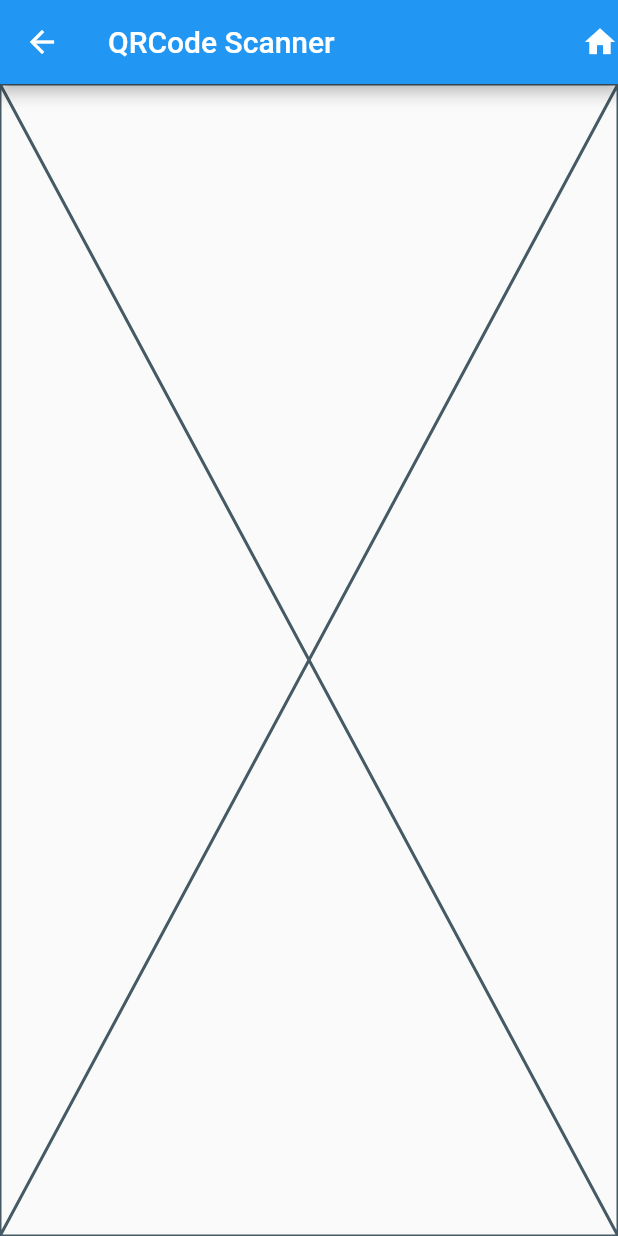
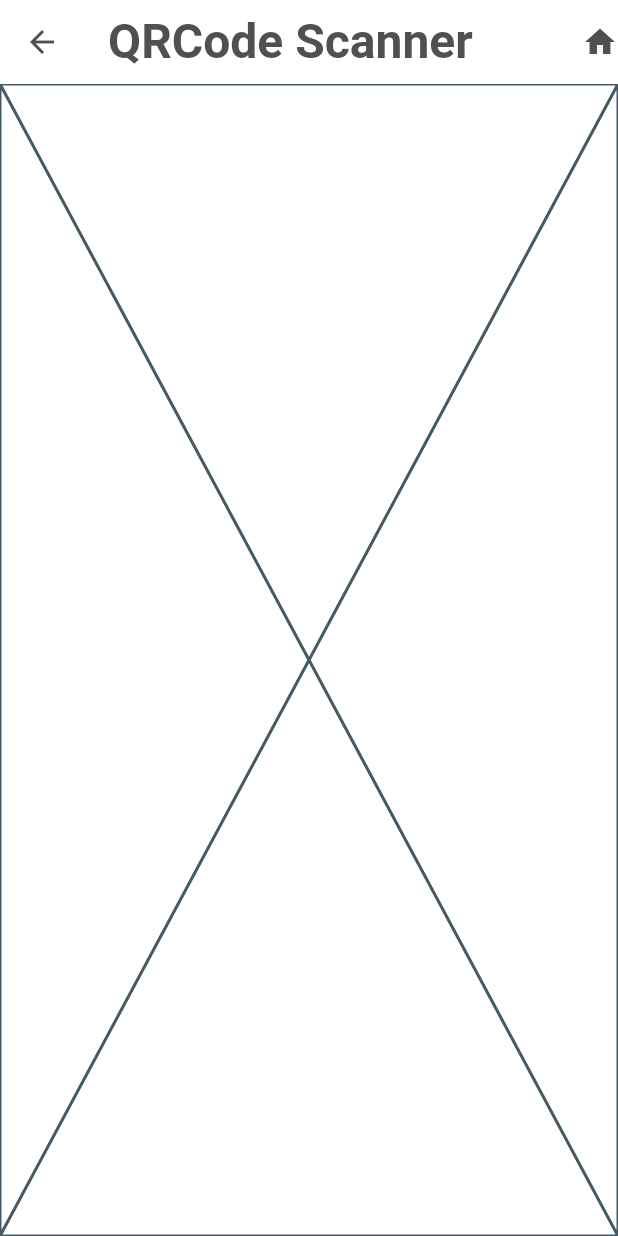
Before and after one commit to tun43p/qrcode-scanner, a Flutter app: the screen it shows after launch, after a tap on the "settings" icon, on a phone screen of 412 x 824 dp. Run offline on Flutter 3.47's test engine with Material 2 defaults, Android fonts, the phone set to English and light mode, and no system bars; our stand-ins replace get_it, shared_preferences; generated files the repository leaves out were written again.

Commit message:
feat: add a splashscreen and create simple theme

```diff
--- /dev/null
+++ b/flutter_native_splash.yaml
@@ -0,0 +1,6 @@
+flutter_native_splash:
+  color: "#f5f5f5"
+  branding: assets/images/logo.png
+  android_12:
+    color: "#f5f5f5"
+    branding: assets/images/logo.png
--- /dev/null
+++ b/lib/config/screens/config_screen.dart
@@ -0,0 +1,12 @@
+import 'package:flutter/material.dart';
+import 'package:qrcode_scanner/core/layouts/screen_layout.dart';
+
+class ConfigScreen extends StatelessWidget {
+  const ConfigScreen({super.key});
+
+  static const String route = '/config';
+
+  @override
+  Widget build(BuildContext context) =>
+      const ScreenLayout(child: Placeholder());
+}
--- a/lib/preferences/services/preferences_services.dart
+++ b/lib/config/services/config_services.dart
@@ -3,30 +3,35 @@ import 'dart:async';
 import 'package:get_it/get_it.dart';
 import 'package:shared_preferences/shared_preferences.dart';
 
-const String _kUrlsKey = 'urls_prefs';
-
-Future<void> registerPreferencesService() async {
-  GetIt.I.registerSingleton<PreferencesService>(PreferencesService());
-  await GetIt.I.get<PreferencesService>().init();
+Future<void> registerConfigService() async {
+  GetIt.I.registerSingleton<ConfigService>(ConfigService());
+  await GetIt.I.get<ConfigService>().init();
 }
 
 // TODO(tun43p): Document methods
-class PreferencesService {
+class ConfigService {
   late final SharedPreferences _instance;
+  static const String _urlsKey = 'urls';
+  static const String _launchKey = 'launch';
 
   Future<void> init() async {
     _instance = await SharedPreferences.getInstance();
   }
 
-  List<String> get urls => _instance.getStringList(_kUrlsKey) ?? <String>[];
+  bool get isFirstLaunch => _instance.getBool(_launchKey) ?? true;
+
+  Future<bool> setIsFirstLaunch({required bool value}) async =>
+      _instance.setBool(_launchKey, value);
+
+  List<String> get urls => _instance.getStringList(_urlsKey) ?? <String>[];
 
   Future<bool> setUrls(List<String> value) async => _instance.setStringList(
-        _kUrlsKey,
+        _urlsKey,
         value,
       );
 
   Future<bool> addSingleUrl(String value) async =>
-      _instance.setStringList(_kUrlsKey, <String>[
+      _instance.setStringList(_urlsKey, <String>[
         ...urls,
         value,
       ]);
@@ -35,6 +40,6 @@ class PreferencesService {
     final List<String> filteredUrls = urls
       ..removeWhere((String url) => url == value);
 
-    return _instance.setStringList(_kUrlsKey, filteredUrls);
+    return _instance.setStringList(_urlsKey, filteredUrls);
   }
 }
--- a/lib/layouts/screen_layout.dart
+++ b/lib/core/layouts/screen_layout.dart
@@ -1,6 +1,6 @@
 import 'package:flutter/material.dart';
-import 'package:qrcode_scanner/counter/screens/counter_screen.dart';
-import 'package:qrcode_scanner/preferences/screens/preferences_screen.dart';
+import 'package:qrcode_scanner/config/screens/config_screen.dart';
+import 'package:qrcode_scanner/home/screens/home_screen.dart';
 
 class ScreenLayout extends StatelessWidget {
   const ScreenLayout({required this.child, super.key});
@@ -14,17 +14,17 @@ class ScreenLayout extends StatelessWidget {
           actions: <Widget>[
             GestureDetector(
               child: Icon(
-                ModalRoute.of(context)?.settings.name == CounterScreen.route
-                    ? Icons.settings
-                    : Icons.home,
+                ModalRoute.of(context)?.settings.name == ConfigScreen.route
+                    ? Icons.home
+                    : Icons.settings,
               ),
               onTap: () async {
                 switch (ModalRoute.of(context)?.settings.name) {
-                  case CounterScreen.route:
-                    await Navigator.pushNamed(context, PreferencesScreen.route);
+                  case ConfigScreen.route:
+                    await Navigator.pushNamed(context, HomeScreen.route);
                     break;
-                  case PreferencesScreen.route:
-                    await Navigator.pushNamed(context, CounterScreen.route);
+                  case HomeScreen.route:
+                    await Navigator.pushNamed(context, ConfigScreen.route);
                     break;
                 }
               },
--- /dev/null
+++ b/lib/core/theme/main_theme.dart
@@ -0,0 +1,59 @@
+import 'package:flutter/material.dart';
+
+// TODO(tun43p): Create real theme and add real fonts
+
+const Color _backgroundColor = Color(0xFFF5F5F5);
+const Color _primaryColor = Color(0xFF505050);
+
+final ThemeData mainTheme = ThemeData(
+  useMaterial3: true,
+  scrollbarTheme: ScrollbarThemeData(
+    thumbColor: MaterialStateProperty.all(_primaryColor),
+    thickness: MaterialStateProperty.all(4),
+  ),
+  colorScheme: const ColorScheme(
+    brightness: Brightness.light,
+    primary: _primaryColor,
+    onPrimary: _backgroundColor,
+    secondary: _primaryColor,
+    onSecondary: _backgroundColor,
+    error: Colors.red,
+    onError: Colors.white,
+    background: _backgroundColor,
+    onBackground: _primaryColor,
+    surface: Colors.white,
+    onSurface: _primaryColor,
+  ),
+  textTheme: const TextTheme(
+    titleLarge: TextStyle(
+      fontSize: 32,
+      fontWeight: FontWeight.w600,
+      color: _primaryColor,
+    ),
+    titleMedium: TextStyle(
+      fontSize: 24,
+      fontWeight: FontWeight.w600,
+      color: _primaryColor,
+    ),
+    titleSmall: TextStyle(
+      fontSize: 18,
+      fontWeight: FontWeight.w600,
+      color: _primaryColor,
+    ),
+    bodyLarge: TextStyle(
+      fontSize: 20,
+      fontWeight: FontWeight.w400,
+      color: _primaryColor,
+    ),
+    bodyMedium: TextStyle(
+      fontSize: 16,
+      fontWeight: FontWeight.w400,
+      color: _primaryColor,
+    ),
+    bodySmall: TextStyle(
+      fontSize: 12,
+      fontWeight: FontWeight.w400,
+      color: _primaryColor,
+    ),
+  ),
+);
--- a/lib/main.dart
+++ b/lib/main.dart
@@ -1,10 +1,11 @@
 import 'package:flutter/material.dart';
 import 'package:flutter/services.dart';
 import 'package:flutter_localizations/flutter_localizations.dart';
-import 'package:qrcode_scanner/counter/screens/counter_screen.dart';
-import 'package:qrcode_scanner/i18n/i18n.g.dart';
-import 'package:qrcode_scanner/preferences/screens/preferences_screen.dart';
-import 'package:qrcode_scanner/preferences/services/preferences_services.dart';
+import 'package:qrcode_scanner/config/screens/config_screen.dart';
+import 'package:qrcode_scanner/config/services/config_services.dart';
+import 'package:qrcode_scanner/core/i18n/i18n.g.dart';
+import 'package:qrcode_scanner/core/theme/main_theme.dart';
+import 'package:qrcode_scanner/home/screens/home_screen.dart';
 
 Future<void> main() async {
   WidgetsFlutterBinding.ensureInitialized();
@@ -20,7 +21,7 @@ Future<void> main() async {
   LocaleSettings.useDeviceLocale();
 
   // Register preferences singleton and initialize it.
-  await registerPreferencesService();
+  await registerConfigService();
 
   runApp(const Main());
 }
@@ -38,16 +39,11 @@ class Main extends StatelessWidget {
           GlobalMaterialLocalizations.delegate,
           GlobalWidgetsLocalizations.delegate,
         ],
-        theme: ThemeData(
-          primarySwatch: Colors.blue,
-        ),
-        home: const CounterScreen(title: 'QRCode Scanner'),
-        initialRoute: CounterScreen.route,
+        theme: mainTheme,
+        initialRoute: HomeScreen.route,
         routes: <String, WidgetBuilder>{
-          CounterScreen.route: (BuildContext context) =>
-              const CounterScreen(title: 'QRCode Scanner'),
-          PreferencesScreen.route: (BuildContext context) =>
-              const PreferencesScreen(),
+          ConfigScreen.route: (BuildContext context) => const ConfigScreen(),
+          HomeScreen.route: (BuildContext context) => const HomeScreen(),
         },
       );
 }
--- a/lib/preferences/screens/preferences_screen.dart
+++ /dev/null
@@ -1,12 +0,0 @@
-import 'package:flutter/material.dart';
-import 'package:qrcode_scanner/layouts/screen_layout.dart';
-
-class PreferencesScreen extends StatelessWidget {
-  const PreferencesScreen({super.key});
-
-  static const String route = '/preferences';
-
-  @override
-  Widget build(BuildContext context) =>
-      const ScreenLayout(child: Placeholder());
-}
--- a/pubspec.yaml
+++ b/pubspec.yaml
@@ -13,6 +13,7 @@ dependencies:
     sdk: flutter
   flutter_localizations:
     sdk: flutter
+  flutter_native_splash: ^2.2.17
   get_it: ^7.2.0
   shared_preferences: ^2.0.17
   slang: ^3.11.1
@@ -25,3 +26,6 @@ dev_dependencies:
 
 flutter:
   uses-material-design: true
+
+  assets:
+    - assets/images/
--- a/slang.yaml
+++ b/slang.yaml
@@ -2,5 +2,5 @@ namespaces: true
 base_locale: en
 fallback_strategy: base_locale
 output_format: multiple_files
-output_directory: lib/i18n
+output_directory: lib/core/i18n
 output_file_name: i18n.g.dart
```
Also changed, not shown: lib/home/screens/home_screen.dart (renamed from lib/counter/screens/counter_screen.dart, +8 -10 lines), assets/images/logo.png (added), assets/images/logo.svg (added), lib/core/i18n/core.i18n.json (renamed from lib/i18n/core.i18n.json), lib/core/i18n/core_fr.i18n.json (renamed from lib/i18n/core_fr.i18n.json), lib/core/i18n/i18n.g.dart, lib/core/i18n/i18n_en.g.dart, lib/core/i18n/i18n_fr.g.dart, lib/core/i18n/i18n_map.g.dart, lib/home/i18n/home.i18n.json (renamed from lib/counter/i18n/counter.i18n.json), lib/home/i18n/home_fr.i18n.json (renamed from lib/counter/i18n/counter_fr.i18n.json), pubspec.lock.
